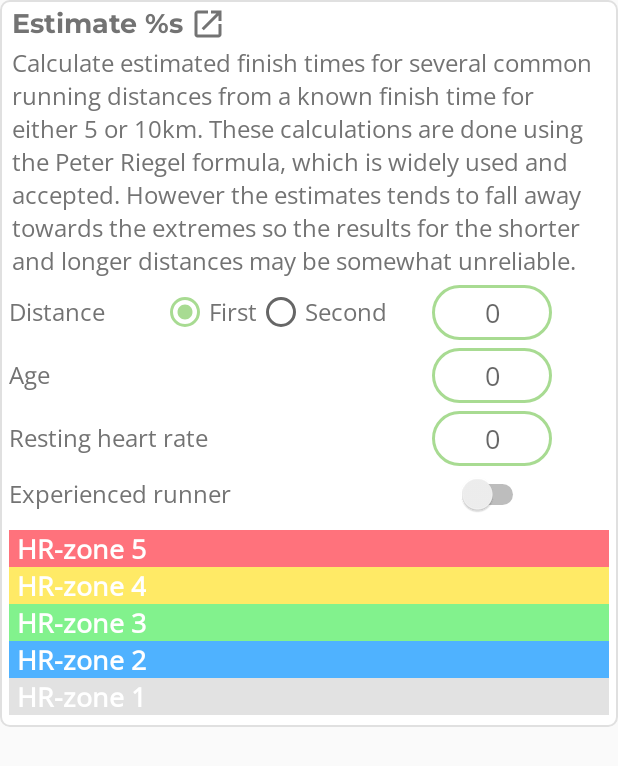
After one commit to rnyholm/runcalc, an Android app: the layout finish_time_predictions_content_card.xml on its own in the app's theme, with its tools: preview values and no code run, on a phone screen of 412 x 824 dp. The commit adds this screen. Shown: the top 766 px of the screen. Run offline under Robolectric (Android 15) with nearby library versions, the phone set to English and light mode, and no system bars.

Commit message:
#38 Started implementing the UI

```diff
--- /dev/null
+++ b/app/src/main/res/layout/finish_time_predictions_content_card.xml
@@ -0,0 +1,315 @@
+<?xml version="1.0" encoding="utf-8"?>
+<LinearLayout xmlns:android="http://schemas.android.com/apk/res/android"
+    xmlns:app="http://schemas.android.com/apk/res-auto"
+    xmlns:tools="http://schemas.android.com/tools"
+    android:id="@+id/finish_time_predictions_content_card"
+    android:layout_width="match_parent"
+    android:layout_height="wrap_content"
+    android:background="@drawable/content_card_background"
+    android:orientation="vertical"
+    android:paddingStart="6dp"
+    android:paddingTop="4dp"
+    android:paddingEnd="6dp"
+    android:paddingBottom="8dp">
+
+    <LinearLayout
+        android:id="@+id/finish_time_predictions_heading_ll"
+        android:layout_width="wrap_content"
+        android:layout_height="match_parent"
+        android:orientation="horizontal"
+        tools:ignore="UseCompoundDrawables">
+
+        <TextView
+            android:id="@+id/finish_time_predictions_tv"
+            android:layout_width="wrap_content"
+            android:layout_height="wrap_content"
+            android:layout_marginStart="2dp"
+            android:autoLink="web"
+            android:contextClickable="true"
+            android:drawablePadding="5dp"
+            android:fontFamily="@font/montserrat_bold"
+            android:text="@string/estimate_xx"
+            android:textColor="@color/colorHeadingText"
+            android:textSize="18sp"
+            android:textStyle="bold" />
+
+        <ImageView
+            android:id="@+id/finish_time_predictions_peter_riegel_link_iv"
+            android:layout_width="wrap_content"
+            android:layout_height="wrap_content"
+            android:layout_marginStart="4dp"
+            android:clickable="true"
+            android:contentDescription="@string/image_link_content_descriptor"
+            android:focusable="true"
+            app:srcCompat="@drawable/open_in_new" />
+
+    </LinearLayout>
+
+    <TextView
+        android:id="@+id/finish_time_predictions_descr_tv"
+        android:layout_width="wrap_content"
+        android:layout_height="wrap_content"
+        android:layout_marginStart="2dp"
+        android:fontFamily="@font/open_sans"
+        android:text="@string/finish_time_predictions_description"
+        android:textColor="@color/colorText"
+        android:textSize="16sp" />
+
+    <LinearLayout
+        android:id="@+id/finish_time_predictions_input_ll"
+        android:layout_width="wrap_content"
+        android:layout_height="match_parent"
+        android:layout_marginTop="5dp"
+        android:orientation="vertical">
+
+        <LinearLayout
+            android:id="@+id/finish_time_predictions_distance_input_ll"
+            android:layout_width="match_parent"
+            android:layout_height="match_parent"
+            android:gravity="center_vertical"
+            android:orientation="horizontal">
+
+            <TextView
+                android:id="@+id/finish_time_predictions_distance_tv"
+                android:layout_width="0dp"
+                android:layout_height="wrap_content"
+                android:layout_marginEnd="7dp"
+                android:layout_weight="1"
+                android:fontFamily="@font/open_sans"
+                android:text="@string/distance"
+                android:textColor="@color/colorText"
+                android:textSize="16sp" />
+
+            <RadioGroup
+                android:id="@+id/radio_group"
+                android:layout_width="wrap_content"
+                android:layout_height="wrap_content"
+                android:layout_marginStart="30dp"
+                android:orientation="horizontal">
+
+                <RadioButton
+                    android:id="@+id/radio1"
+                    android:layout_width="wrap_content"
+                    android:layout_height="wrap_content"
+                    android:checked="true"
+                    android:text="First"
+                    android:fontFamily="@font/open_sans"
+                    android:textColor="@color/colorText"
+                    android:textSize="16sp" />
+
+                <RadioButton
+                    android:id="@+id/radio2"
+                    android:layout_width="wrap_content"
+                    android:layout_height="wrap_content"
+                    android:text="Second"
+                    android:fontFamily="@font/open_sans"
+                    android:textColor="@color/colorText"
+                    android:textSize="16sp" />
+            </RadioGroup>
+
+            <ax.stardust.runcalc.component.widget.KeyboardlessEditText
+                android:id="@+id/heart_rate_zones_maximum_heart_rate_et"
+                android:layout_width="80dp"
+                android:layout_height="wrap_content"
+                android:layout_marginStart="30dp"
+                android:background="@drawable/input_default"
+                android:ems="10"
+                android:fontFamily="@font/open_sans"
+                android:gravity="center_horizontal"
+                android:hint="@string/default_heart_rate"
+                android:selectAllOnFocus="true"
+                android:singleLine="true"
+                android:textColor="@color/colorInputText"
+                android:textCursorDrawable="@drawable/input_cursor_default" />
+
+        </LinearLayout>
+
+        <LinearLayout
+            android:id="@+id/heart_rate_zones_age_input_ll"
+            android:layout_width="match_parent"
+            android:layout_height="match_parent"
+            android:layout_marginTop="5dp"
+            android:gravity="center_vertical"
+            android:orientation="horizontal">
+
+            <TextView
+                android:id="@+id/heart_rate_zones_age_tv"
+                android:layout_width="0dp"
+                android:layout_height="wrap_content"
+                android:layout_weight="1"
+                android:fontFamily="@font/open_sans"
+                android:text="@string/age"
+                android:textColor="@color/colorText"
+                android:textSize="16sp" />
+
+            <ax.stardust.runcalc.component.widget.KeyboardlessEditText
+                android:id="@+id/heart_rate_zones_age_et"
+                android:layout_width="80dp"
+                android:layout_height="wrap_content"
+                android:background="@drawable/input_default"
+                android:ems="10"
+                android:fontFamily="@font/open_sans"
+                android:gravity="center_horizontal"
+                android:hint="@string/default_age"
+                android:selectAllOnFocus="true"
+                android:singleLine="true"
+                android:textColor="@color/colorInputText"
+                android:textCursorDrawable="@drawable/input_cursor_default" />
+
+        </LinearLayout>
+
+        <LinearLayout
+            android:id="@+id/heart_rate_zones_resting_heart_rate_input_ll"
+            android:layout_width="match_parent"
+            android:layout_height="match_parent"
+            android:layout_marginTop="5dp"
+            android:gravity="center_vertical"
+            android:orientation="horizontal">
+
+            <TextView
+                android:id="@+id/heart_rate_zones_resting_heart_rate_tv"
+                android:layout_width="0dp"
+                android:layout_height="wrap_content"
+                android:layout_marginEnd="7dp"
+                android:layout_weight="1"
+                android:fontFamily="@font/open_sans"
+                android:text="@string/resting_heart_rate"
+                android:textColor="@color/colorText"
+                android:textSize="16sp" />
+
+            <ax.stardust.runcalc.component.widget.KeyboardlessEditText
+                android:id="@+id/heart_rate_zones_resting_heart_rate_et"
+                android:layout_width="80dp"
+                android:layout_height="wrap_content"
+                android:layout_marginStart="30dp"
+                android:background="@drawable/input_default"
+                android:ems="10"
+                android:fontFamily="@font/open_sans"
+                android:gravity="center_horizontal"
+                android:hint="@string/default_heart_rate"
+                android:selectAllOnFocus="true"
+                android:singleLine="true"
+                android:textColor="@color/colorInputText"
+                android:textCursorDrawable="@drawable/input_cursor_default" />
+
+        </LinearLayout>
+
+        <LinearLayout
+            android:id="@+id/heart_rate_zones_training_experience_input_ll"
+            android:layout_width="match_parent"
+            android:layout_height="match_parent"
+            android:layout_marginTop="5dp"
+            android:gravity="center_vertical"
+            android:orientation="horizontal">
+
+            <Switch
+                android:id="@+id/heart_rate_zones_training_experience_sw"
+                android:layout_width="0dp"
+                android:layout_height="wrap_content"
+                android:layout_marginEnd="15dp"
+                android:layout_weight="1"
+                android:fontFamily="@font/open_sans"
+                android:text="@string/experienced_runner"
+                android:textColor="@color/colorText"
+                android:textSize="16sp" />
+        </LinearLayout>
+    </LinearLayout>
+
+    <TableLayout
+        android:id="@+id/heart_rate_zones_training_zones_tl"
+        android:layout_width="match_parent"
+        android:layout_height="wrap_content"
+        android:layout_marginTop="10dp">
+
+        <TableRow
+            android:id="@+id/heart_rate_zones_zone5_tr"
+            android:layout_width="match_parent"
+            android:layout_height="match_parent"
+            android:layout_gravity="center_vertical"
+            android:background="@color/colorHRZone5">
+
+            <TextView
+                android:id="@+id/heart_rate_zones_zone5_results_tv"
+                android:layout_width="wrap_content"
+                android:layout_marginStart="5dp"
+                android:fontFamily="@font/open_sans"
+                android:text="@string/heart_rate_zone_5"
+                android:textColor="@color/colorHRZonesText"
+                android:textSize="18sp"
+                android:textStyle="bold" />
+        </TableRow>
+
+        <TableRow
+            android:id="@+id/heart_rate_zones_zone4_tr"
+            android:layout_width="match_parent"
+            android:layout_height="match_parent"
+            android:layout_gravity="center_vertical"
+            android:background="@color/colorHRZone4">
+
+            <TextView
+                android:id="@+id/heart_rate_zones_zone4_results_tv"
+                android:layout_width="wrap_content"
+                android:layout_marginStart="5dp"
+                android:fontFamily="@font/open_sans"
+                android:text="@string/heart_rate_zone_4"
+                android:textColor="@color/colorHRZonesText"
+                android:textSize="18sp"
+                android:textStyle="bold" />
+        </TableRow>
+
+        <TableRow
+            android:id="@+id/heart_rate_zones_zone3_tr"
+            android:layout_width="match_parent"
+            android:layout_height="match_parent"
+            android:layout_gravity="center_vertical"
+            android:background="@color/colorHRZone3">
+
+            <TextView
+                android:id="@+id/heart_rate_zones_zone3_results_tv"
+                android:layout_width="wrap_content"
+                android:layout_marginStart="5dp"
+                android:fontFamily="@font/open_sans"
+                android:text="@string/heart_rate_zone_3"
+                android:textColor="@color/colorHRZonesText"
+                android:textSize="18sp"
+                android:textStyle="bold" />
+        </TableRow>
+
+        <TableRow
+            android:id="@+id/heart_rate_zones_zone2_tr"
+            android:layout_width="match_parent"
+            android:layout_height="match_parent"
+            android:layout_gravity="center_vertical"
+            android:background="@color/colorHRZone2">
+
+            <TextView
+                android:id="@+id/heart_rate_zones_zone2_results_tv"
+                android:layout_width="wrap_content"
+                android:layout_marginStart="5dp"
+                android:fontFamily="@font/open_sans"
+                android:text="@string/heart_rate_zone_2"
+                android:textColor="@color/colorHRZonesText"
+                android:textSize="18sp"
+                android:textStyle="bold" />
+        </TableRow>
+
+        <TableRow
+            android:id="@+id/heart_rate_zones_zone1_tr"
+            android:layout_width="match_parent"
+            android:layout_height="match_parent"
+            android:layout_gravity="center_vertical"
+            android:background="@color/colorHRZone1">
+
+            <TextView
+                android:id="@+id/heart_rate_zones_zone1_results_tv"
+                android:layout_width="wrap_content"
+                android:layout_marginStart="5dp"
+                android:fontFamily="@font/open_sans"
+                android:text="@string/heart_rate_zone_1"
+                android:textColor="@color/colorHRZonesText"
+                android:textSize="18sp"
+                android:textStyle="bold" />
+        </TableRow>
+    </TableLayout>
+
+</LinearLayout>
--- a/app/src/main/res/values/strings.xml
+++ b/app/src/main/res/values/strings.xml
@@ -35,6 +35,7 @@
     <!-- descriptions -->
     <string name="heart_rate_zones_description">Calculate your heart rate zones from your maximum heart rate or age combined with your resting heart rate and training experience. If age is used the maximum heart rate will be calculated as 220 - your age, which is a less accurate alternative. The resting heart rate is needed because the Karvonen method is used to calculate the different heart rate zones.</string>
     <string name="vo2max_estimate_description">Calculate an estimated VO2max by giving a cooper test result in meters.</string>
+    <string name="finish_time_predictions_description">Calculate estimated finish times for several common running distances from a known finish time for either 5 or 10km. These calculations are done using the Peter Riegel formula, which is widely used and accepted. However the estimates tends to fall away towards the extremes so the results for the shorter and longer distances may be somewhat unreliable.</string>
 
     <!-- hints -->
     <string name="hint_distance">Distance(%s)</string>
@@ -53,6 +54,7 @@
     <string name="pace">Pace</string>
     <string name="resting_heart_rate">Resting heart rate</string>
     <string name="time">Time</string>
+    <string name="finish_time">Finish time</string>
     <string name="vo2max" translatable="false">VO2max</string>
 
     <!-- keyboard -->
```
Also changed, not shown: 2 other files.
